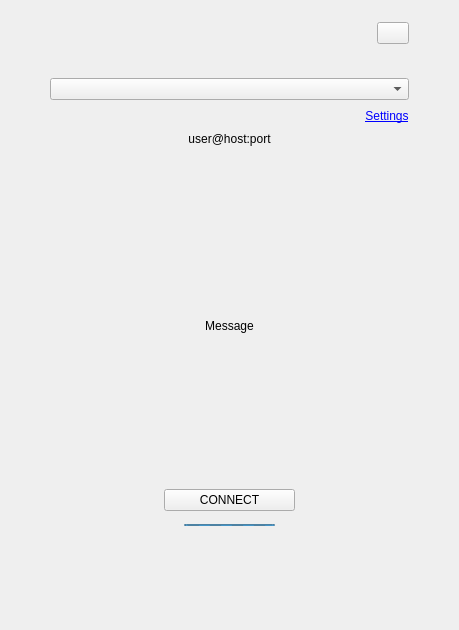
This is release/app/ui/app.ui in sganis/golddrive as Qt 5 draws it before an edit. The edited form follows.
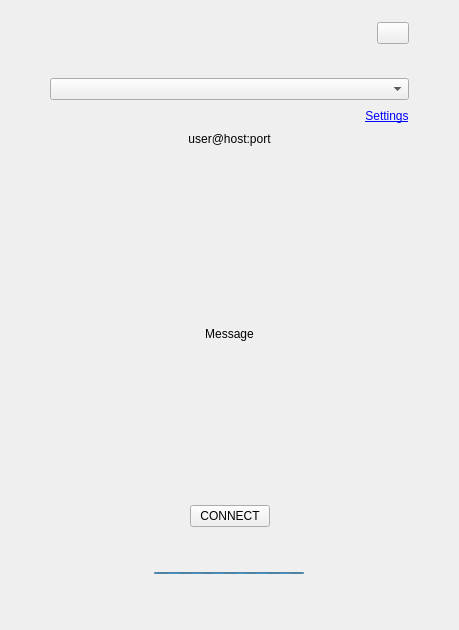
This is the edited form. Custom widgets are drawn as their Qt base class.

Patch:
```diff
--- a/release/app/ui/app.ui
+++ b/release/app/ui/app.ui
@@ -171,19 +171,7 @@
         </item>
         <item>
          <widget class="QWidget" name="widget_2" native="true">
-          <layout class="QHBoxLayout" name="horizontalLayout_3">
-           <property name="leftMargin">
-            <number>0</number>
-           </property>
-           <property name="topMargin">
-            <number>0</number>
-           </property>
-           <property name="rightMargin">
-            <number>0</number>
-           </property>
-           <property name="bottomMargin">
-            <number>0</number>
-           </property>
+          <layout class="QHBoxLayout" name="horizontalLayout">
            <item>
             <spacer name="horizontalSpacer">
              <property name="orientation">
@@ -198,77 +186,16 @@
             </spacer>
            </item>
            <item>
-            <widget class="QWidget" name="widget" native="true">
-             <layout class="QVBoxLayout" name="verticalLayout">
-              <property name="spacing">
-               <number>10</number>
-              </property>
-              <item>
-               <widget class="QPushButton" name="pbConnect">
-                <property name="maximumSize">
-                 <size>
-                  <width>200</width>
-                  <height>16777215</height>
-                 </size>
-                </property>
-                <property name="text">
-                 <string>CONNECT</string>
-                </property>
-               </widget>
-              </item>
-              <item>
-               <widget class="QWidget" name="widget_4" native="true">
-                <property name="sizePolicy">
-                 <sizepolicy hsizetype="Preferred" vsizetype="Fixed">
-                  <horstretch>0</horstretch>
-                  <verstretch>0</verstretch>
-                 </sizepolicy>
-                </property>
-                <property name="minimumSize">
-                 <size>
-                  <width>0</width>
-                  <height>8</height>
-                 </size>
-                </property>
-                <property name="maximumSize">
-                 <size>
-                  <width>16777215</width>
-                  <height>8</height>
-                 </size>
-                </property>
-                <layout class="QHBoxLayout" name="horizontalLayout">
-                 <property name="leftMargin">
-                  <number>20</number>
-                 </property>
-                 <property name="topMargin">
-                  <number>0</number>
-                 </property>
-                 <property name="rightMargin">
-                  <number>20</number>
-                 </property>
-                 <property name="bottomMargin">
-                  <number>0</number>
-                 </property>
-                 <item>
-                  <widget class="QProgressBar" name="progressBar">
-                   <property name="maximumSize">
-                    <size>
-                     <width>16777215</width>
-                     <height>2</height>
-                    </size>
-                   </property>
-                   <property name="maximum">
-                    <number>0</number>
-                   </property>
-                   <property name="textVisible">
-                    <bool>false</bool>
-                   </property>
-                  </widget>
-                 </item>
-                </layout>
-               </widget>
-              </item>
-             </layout>
+            <widget class="QPushButton" name="pbConnect">
+             <property name="maximumSize">
+              <size>
+               <width>200</width>
+               <height>16777215</height>
+              </size>
+             </property>
+             <property name="text">
+              <string>CONNECT</string>
+             </property>
             </widget>
            </item>
            <item>
@@ -295,7 +222,24 @@
     </item>
     <item>
      <widget class="QWidget" name="widget_8_progress" native="true">
-      <layout class="QHBoxLayout" name="horizontalLayout_6"/>
+      <layout class="QHBoxLayout" name="horizontalLayout_6">
+       <item>
+        <widget class="QProgressBar" name="progressBar">
+         <property name="maximumSize">
+          <size>
+           <width>150</width>
+           <height>2</height>
+          </size>
+         </property>
+         <property name="maximum">
+          <number>0</number>
+         </property>
+         <property name="textVisible">
+          <bool>false</bool>
+         </property>
+        </widget>
+       </item>
+      </layout>
      </widget>
     </item>
     <item>
```
